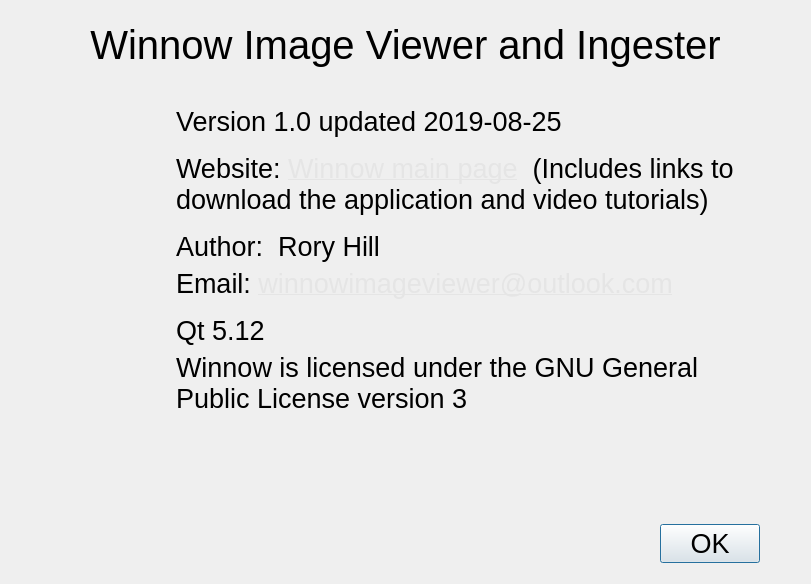
First picture: the form in Dialogs/aboutdlg.ui, repository towhee/Winnow64, before the edit.
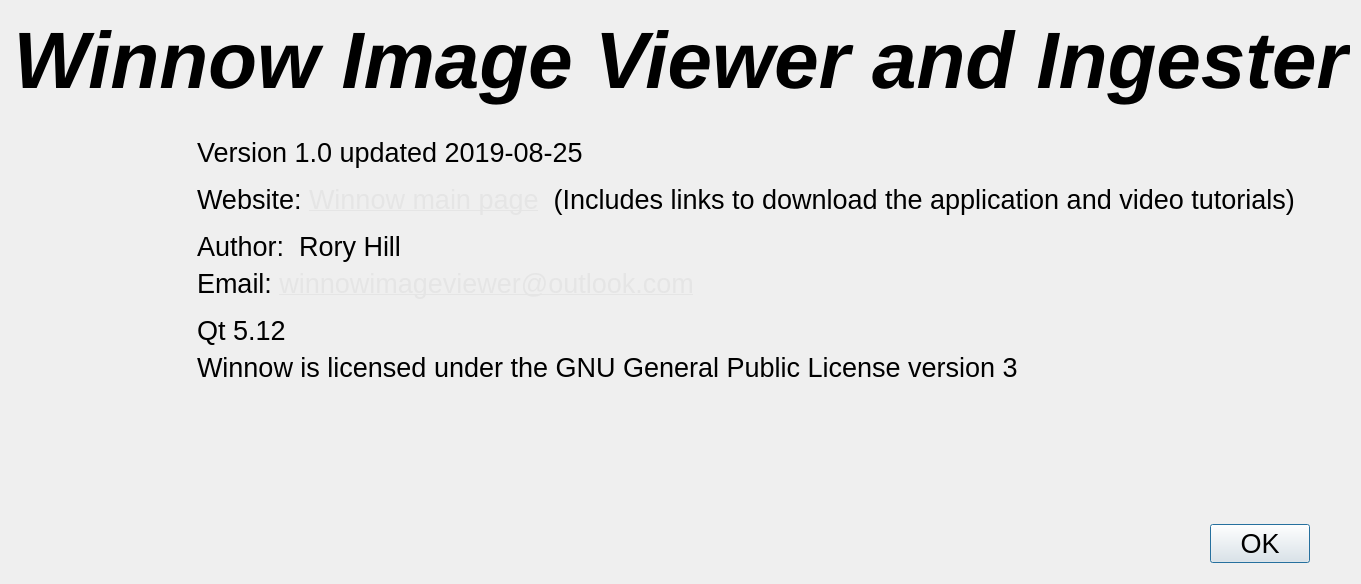
Second picture: the form after the edit. Icons and pictures are not drawn.

```diff
--- a/Dialogs/aboutdlg.ui
+++ b/Dialogs/aboutdlg.ui
@@ -11,7 +11,7 @@
    </rect>
   </property>
   <property name="sizePolicy">
-   <sizepolicy hsizetype="Maximum" vsizetype="Maximum">
+   <sizepolicy hsizetype="Expanding" vsizetype="Maximum">
     <horstretch>0</horstretch>
     <verstretch>0</verstretch>
    </sizepolicy>
@@ -30,6 +30,19 @@
      <property name="bottomMargin">
       <number>20</number>
      </property>
+     <item>
+      <spacer name="horizontalSpacer">
+       <property name="orientation">
+        <enum>Qt::Horizontal</enum>
+       </property>
+       <property name="sizeHint" stdset="0">
+        <size>
+         <width>20</width>
+         <height>20</height>
+        </size>
+       </property>
+      </spacer>
+     </item>
      <item alignment="Qt::AlignHCenter|Qt::AlignVCenter">
       <widget class="QLabel" name="title">
        <property name="sizePolicy">
@@ -40,7 +53,7 @@
        </property>
        <property name="maximumSize">
         <size>
-         <width>900</width>
+         <width>16777215</width>
          <height>16777215</height>
         </size>
        </property>
@@ -54,13 +67,26 @@
         </font>
        </property>
        <property name="text">
-        <string>Winnow Image Viewer and Ingester</string>
+        <string>&lt;h1&gt;&lt;i&gt;Winnow Image Viewer and Ingester&lt;/i&gt;&lt;/h1&gt;</string>
        </property>
        <property name="alignment">
         <set>Qt::AlignCenter</set>
        </property>
       </widget>
      </item>
+     <item>
+      <spacer name="horizontalSpacer_7">
+       <property name="orientation">
+        <enum>Qt::Horizontal</enum>
+       </property>
+       <property name="sizeHint" stdset="0">
+        <size>
+         <width>20</width>
+         <height>20</height>
+        </size>
+       </property>
+      </spacer>
+     </item>
     </layout>
    </item>
    <item>
```
